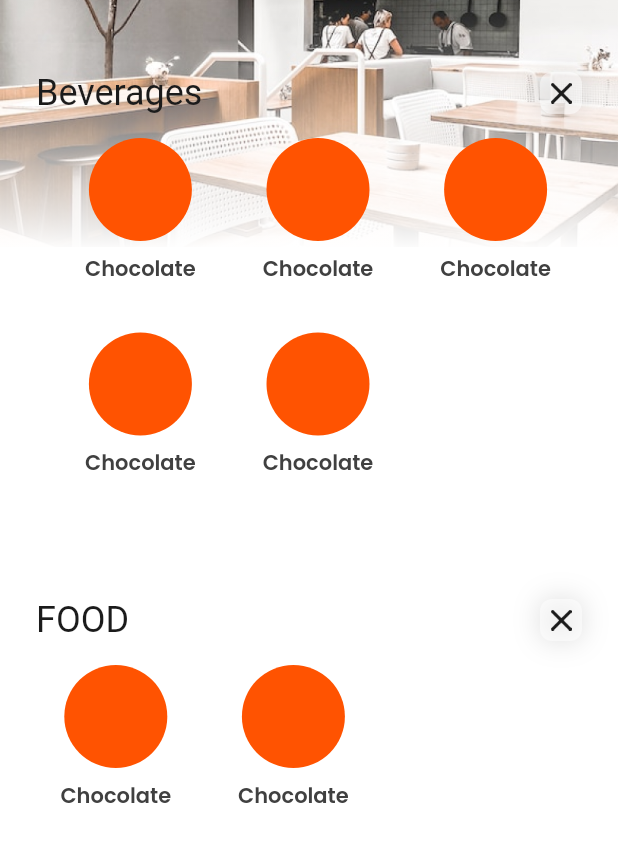
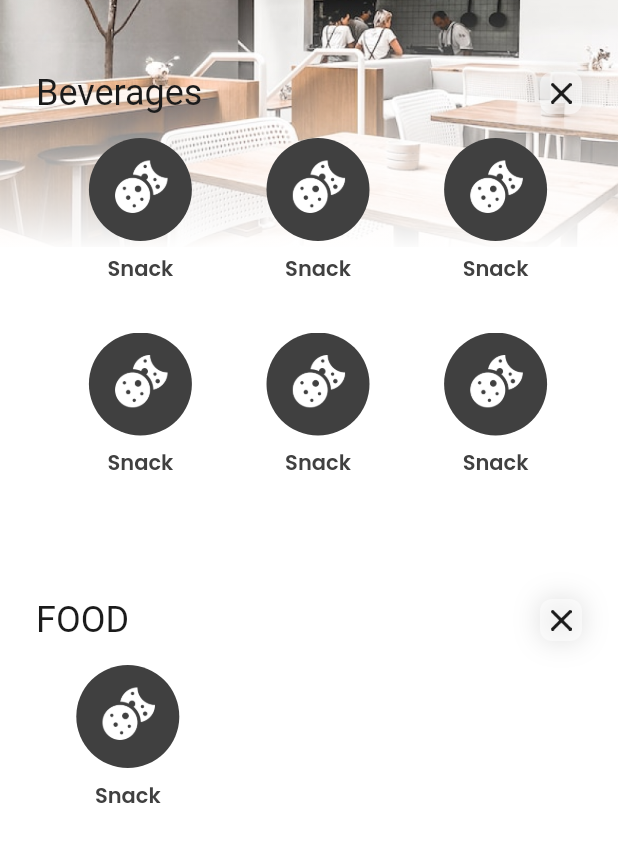
Before and after one commit to raeiverse/haus_kafein, a Flutter app: the filter_Page screen opened by its route, on a phone screen of 412 x 824 dp. Shown: the top 842 px of the screen. Run offline on Flutter 3.47's test engine with Material 2 defaults, Android fonts, the phone set to English and light mode, and no system bars; our stand-ins replace carousel_slider, google_fonts; Roboto replaces fonts that are missing (ClashDisplay-SemiBold).

Commit message:
UPDATE 13/07/2023
+ Flex filter card data

```diff
--- a/lib/pages/menus/filter_page.dart
+++ b/lib/pages/menus/filter_page.dart
@@ -45,11 +45,30 @@ class filter_Page extends StatelessWidget {
                 child: Center(
                   child: Wrap(
                     children: [
-                      filter_Card(),
-                      filter_Card(),
-                      filter_Card(),
-                      filter_Card(),
-                      filter_Card(),
+                      filter_Card(
+                        imageUrl: 'assets/icons/icons_snack.png',
+                        title: 'Snack',
+                      ),
+                      filter_Card(
+                        imageUrl: 'assets/icons/icons_snack.png',
+                        title: 'Snack',
+                      ),
+                      filter_Card(
+                        imageUrl: 'assets/icons/icons_snack.png',
+                        title: 'Snack',
+                      ),
+                      filter_Card(
+                        imageUrl: 'assets/icons/icons_snack.png',
+                        title: 'Snack',
+                      ),
+                      filter_Card(
+                        imageUrl: 'assets/icons/icons_snack.png',
+                        title: 'Snack',
+                      ),
+                      filter_Card(
+                        imageUrl: 'assets/icons/icons_snack.png',
+                        title: 'Snack',
+                      ),
                     ],
                   ),
                 ),
@@ -76,13 +95,15 @@ class filter_Page extends StatelessWidget {
               ),
               Padding(
                 padding: EdgeInsets.only(
-                  // left: margin_Screen_Horizontal,
+                  left: margin_Screen_Horizontal / 3,
                   right: margin_Screen_Horizontal,
                 ),
                 child: Wrap(
                   children: [
-                    filter_Card(),
-                    filter_Card(),
+                    filter_Card(
+                      imageUrl: 'assets/icons/icons_snack.png',
+                      title: 'Snack',
+                    ),
                   ],
                 ),
               ),
--- a/lib/pages/widgets/filter_card.dart
+++ b/lib/pages/widgets/filter_card.dart
@@ -2,7 +2,12 @@ import 'package:flutter/material.dart';
 import 'package:haus_kafein/theme.dart';
 
 class filter_Card extends StatelessWidget {
-  const filter_Card({super.key});
+  final String imageUrl;
+  final String title;
+  filter_Card({
+    required this.imageUrl,
+    required this.title,
+  });
 
   @override
   Widget build(BuildContext context) {
@@ -17,8 +22,11 @@ class filter_Card extends StatelessWidget {
           width: MediaQuery.of(context).size.width / 5,
           height: MediaQuery.of(context).size.height / 12,
           decoration: BoxDecoration(
-            color: primary_Main,
             shape: BoxShape.circle,
+            image: DecorationImage(
+              image: AssetImage(this.imageUrl),
+              fit: BoxFit.cover,
+            ),
           ),
         ),
         Padding(
@@ -27,7 +35,7 @@ class filter_Card extends StatelessWidget {
             bottom: margin_Screen_Vertical * 2,
           ),
           child: Text(
-            'Chocolate',
+            this.title,
             style: textstyle_Headline_Sub.copyWith(color: neutral_90),
           ),
         ),
```
